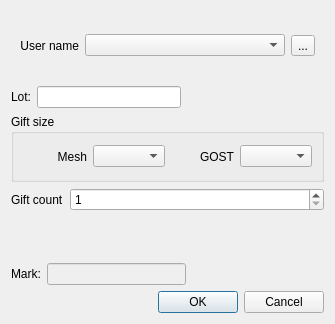
Before: the Qt Designer form dda_ctrl/sessiondialog.ui in olegyurchenko/dda-control, drawn with Qt 5.
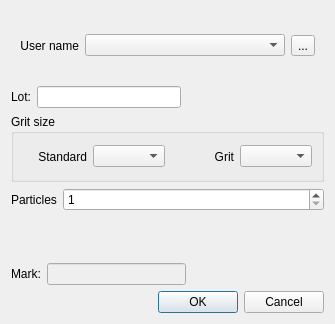
After: the same form once the commit is applied. Icons and pictures are not drawn.

What changed in the file:
```diff
--- a/dda_ctrl/sessiondialog.ui
+++ b/dda_ctrl/sessiondialog.ui
@@ -103,7 +103,7 @@
    <item>
     <widget class="QGroupBox" name="giftGroupBox">
      <property name="title">
-      <string>Gift size</string>
+      <string>Grit size</string>
      </property>
      <property name="flat">
       <bool>false</bool>
@@ -115,7 +115,7 @@
       <item>
        <widget class="QLabel" name="label_7">
         <property name="text">
-         <string>Mesh</string>
+         <string>Standard</string>
         </property>
         <property name="alignment">
          <set>Qt::AlignRight|Qt::AlignTrailing|Qt::AlignVCenter</set>
@@ -132,7 +132,7 @@
       <item>
        <widget class="QLabel" name="label_8">
         <property name="text">
-         <string>GOST</string>
+         <string>Grit</string>
         </property>
         <property name="alignment">
          <set>Qt::AlignRight|Qt::AlignTrailing|Qt::AlignVCenter</set>
@@ -154,7 +154,7 @@
      <item row="0" column="0">
       <widget class="QLabel" name="label_9">
        <property name="text">
-        <string>Gift count</string>
+        <string>Particles</string>
        </property>
       </widget>
      </item>
```
Left out of the diff: 23 changed lines with no effect on the pictures.
